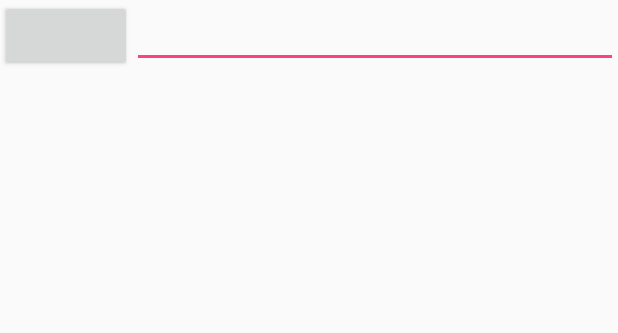
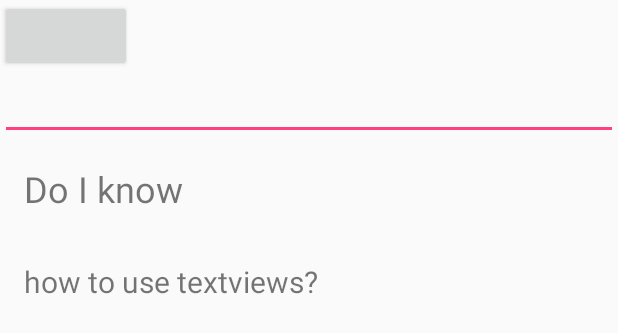
Before and after one commit to owenl131/hocus-focus, an Android app: the layout activity_listen_voice.xml on its own in the app's theme, with its tools: preview values and no code run, on a phone screen of 412 x 824 dp. Shown: the top 333 px of the screen. Run offline under Robolectric (Android 15) with nearby library versions, the phone set to English and light mode, and no system bars.

Commit message:
Finish #2

```diff
--- a/app/src/main/res/layout/activity_listen_voice.xml
+++ b/app/src/main/res/layout/activity_listen_voice.xml
@@ -5,6 +5,7 @@
     xmlns:tools="http://schemas.android.com/tools"
     android:layout_width="match_parent"
     android:layout_height="match_parent"
+    android:orientation="vertical"
     tools:context="com.nushhacks.angelhackapp.ListenVoice">
     <Button
         android:layout_width="wrap_content"
@@ -14,4 +15,18 @@
         android:layout_width="match_parent"
         android:layout_height="wrap_content"
         android:id="@+id/text"/>
+    <TextView
+        android:layout_width="match_parent"
+        android:layout_height="wrap_content"
+        android:id="@+id/instruction_text"
+        android:textSize="24sp"
+        android:padding="16dp"
+        android:text="Do I know"/>
+    <TextView
+        android:layout_width="match_parent"
+        android:layout_height="wrap_content"
+        android:id="@+id/speech_text"
+        android:textSize="20sp"
+        android:padding="16dp"
+        android:text="how to use textviews?"/>
 </LinearLayout>
```
Also changed, not shown: app/src/main/java/com/nushhacks/angelhackapp/ListenVoice.java (+155 -71 lines), 65 other files.
